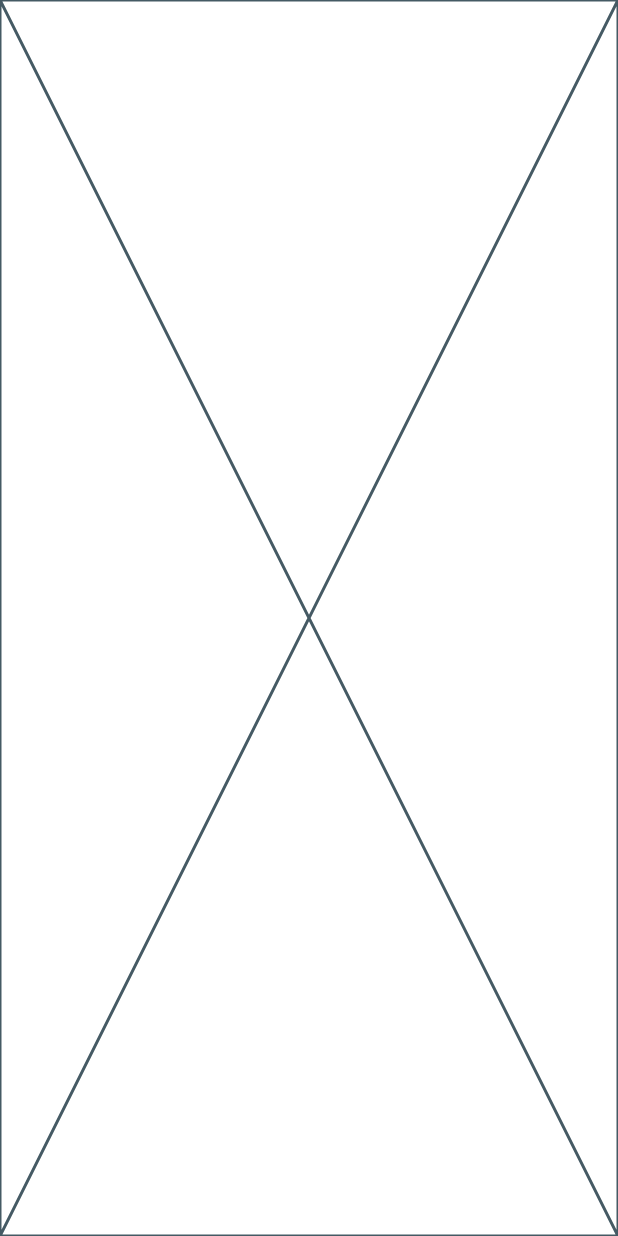
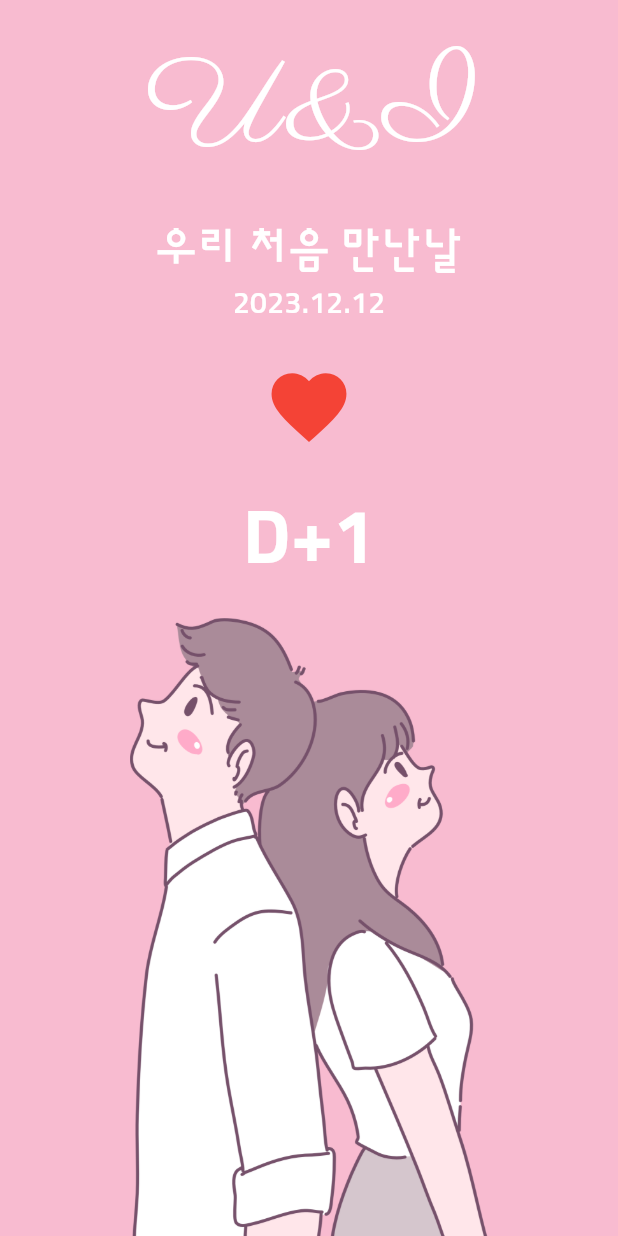
Before and after one commit to DeukYu/Flutter_Study, a Flutter app: the screen it shows after launch, on a phone screen of 412 x 824 dp. Run offline on Flutter 3.47's test engine with Material 3 defaults, Android fonts, the phone set to English and light mode, and no system bars; our stand-ins replace webview_flutter.

Commit message:
d-day app

```diff
--- a/u_and_i/lib/screen/home_screen.dart
+++ b/u_and_i/lib/screen/home_screen.dart
@@ -1,3 +1,4 @@
+import 'package:flutter/cupertino.dart';
 import 'package:flutter/material.dart';
 
 class HomeScreen extends StatefulWidget {
@@ -10,6 +11,109 @@ class HomeScreen extends StatefulWidget {
 class _HomeScreenState extends State<HomeScreen> {
   @override
   Widget build(BuildContext context) {
-    return const Placeholder();
+    return Scaffold(
+        backgroundColor: Colors.pink[100],
+        body: SafeArea(
+          bottom: false,
+          child: Container(
+              width: MediaQuery.of(context).size.width,
+              child: Column(
+                children: [_TopPart(), _BottomPart()],
+              )),
+        ));
   }
 }
+
+class _TopPart extends StatefulWidget {
+  const _TopPart({super.key});
+
+  @override
+  State<_TopPart> createState() => __TopPartState();
+}
+
+class __TopPartState extends State<_TopPart> {
+  DateTime selectedDate =
+      DateTime(DateTime.now().year, DateTime.now().month, DateTime.now().day);
+
+  @override
+  Widget build(BuildContext context) {
+    final now = DateTime.now();
+
+    return Expanded(
+      child: Column(
+        mainAxisAlignment: MainAxisAlignment.spaceEvenly,
+        children: [
+          Text(
+            "U&I",
+            style: TextStyle(
+                color: Colors.white, fontFamily: 'parisienne', fontSize: 80.0),
+          ),
+          Column(children: [
+            Text(
+              "우리 처음 만난날",
+              style: TextStyle(
+                  color: Colors.white, fontFamily: 'sunflower', fontSize: 30.0),
+            ),
+            Text(
+              "${selectedDate.year}.${selectedDate.month}.${selectedDate.day}",
+              style: TextStyle(
+                  color: Colors.white, fontFamily: 'sunflower', fontSize: 20.0),
+            ),
+          ]),
+          IconButton(
+              iconSize: 60.0,
+              onPressed: () {
+                showCupertinoDialog(
+                    context: context,
+                    barrierDismissible: true,
+                    builder: (BuildContext context) {
+                      return Align(
+                        alignment: Alignment.bottomCenter,
+                        child: Container(
+                          color: Colors.white,
+                          height: 300.0,
+                          child: CupertinoDatePicker(
+                            mode: CupertinoDatePickerMode.date,
+                            initialDateTime: selectedDate,
+                            maximumDate: DateTime(now.year, now.month, now.day),
+                            onDateTimeChanged: (DateTime date) {
+                              setState(() {
+                                selectedDate = date;
+                              });
+                            },
+                          ),
+                        ),
+                      );
+                    });
+              },
+              icon: Icon(
+                Icons.favorite,
+                color: Colors.red,
+              )),
+          Text(
+            "D+${DateTime(now.year, now.month, now.day).difference(selectedDate).inDays + 1}",
+            style: TextStyle(
+                color: Colors.white,
+                fontFamily: 'sunflower',
+                fontSize: 50.0,
+                fontWeight: FontWeight.w700),
+          )
+        ],
+      ),
+    );
+  }
+}
+
+class _BottomPart extends StatefulWidget {
+  const _BottomPart({super.key});
+
+  @override
+  State<_BottomPart> createState() => _BottomPartState();
+}
+
+class _BottomPartState extends State<_BottomPart> {
+  @override
+  Widget build(BuildContext context) {
+    return Expanded(child: Image.asset('asset/img/middle_image.png'));
+  }
+}
```
